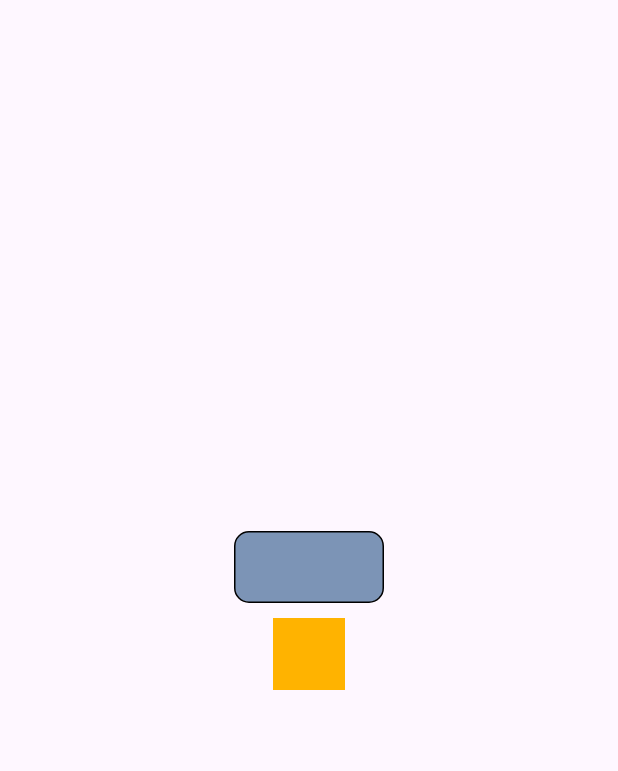
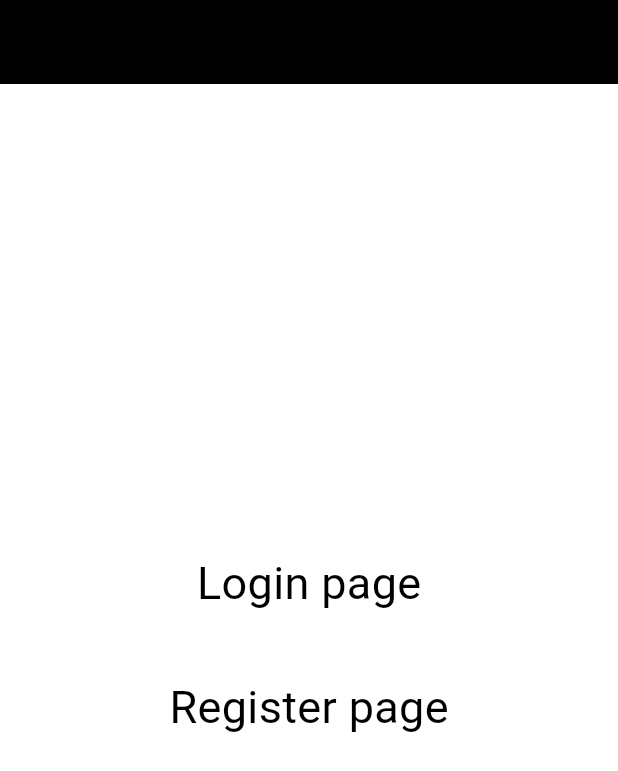
Before and after one commit to A00838521/ForaneoApp, a Flutter app: the screen it shows after launch, on a phone screen of 412 x 824 dp. Shown: the top 771 px of the screen. Run offline on Flutter 3.47's test engine with Material 3 defaults, Android fonts, the phone set to English and light mode, and no system bars; our stand-ins replace cloud_firestore, firebase_auth, firebase_core; accounts and stored records are empty.

Commit message:
Finished login page

```diff
--- a/lib/main.dart
+++ b/lib/main.dart
@@ -1,8 +1,9 @@
 import 'package:cloud_firestore/cloud_firestore.dart';
+import 'package:firebase_auth/firebase_auth.dart';
 import 'package:flutter/material.dart';
 import 'package:firebase_core/firebase_core.dart';
 import 'firebase_options.dart';
-
+import 'pages/login.dart';
 
 void main() async {
   WidgetsFlutterBinding.ensureInitialized();
@@ -10,20 +11,18 @@
     options: DefaultFirebaseOptions.currentPlatform,
   );
   runApp(const MyApp());
+}
 
-}
 class MyApp extends StatelessWidget {
   const MyApp({super.key});
   @override
   Widget build(BuildContext context) {
-
     return MaterialApp(
       title: 'Flutter Demo',
       theme: ThemeData(
-        colorScheme: ColorScheme.fromSeed(seedColor: Colors.deepPurple),
         useMaterial3: true,
       ),
-      home: const MyHomePage(title: 'Flutter Demo Home Page'),
+      home: const MyHomePage(title: 'Start'),
     );
   }
 }
@@ -37,45 +36,108 @@
 
 class _MyHomePageState extends State<MyHomePage> {
   FirebaseFirestore db = FirebaseFirestore.instance;
-  int _counter = 0;
+  bool isUseractive = false;
 
-  void _incrementCounter() {
-    setState((){
-      _counter++;
-      final counter = <String, dynamic>{
-        "first": _counter
-      };
-      db.collection("counters").add(counter).then((DocumentReference doc) =>
-        print('DocumentSnapshot added with ID: ${doc.id}'));
+ @override
+  void initState(){
+    super.initState();
+   FirebaseAuth.instance
+  .authStateChanges()
+  .listen((User? user) {
+    if (user == null) {
+      setState(() {
+        isUseractive = false;
+      });
+      print("User not active");
+    } else {
+      setState(() {
+        isUseractive = true;
+      });
+      print("User active!");
+    }
   });
   }
-
   @override
   Widget build(BuildContext context) {
     return Scaffold(
+      backgroundColor: Color.fromARGB(0, 0, 0, 0),
+      appBar: AppBar(
+        backgroundColor: Color.fromARGB(255, 0, 0, 0),
+
+        leading:
+        Visibility(
+          visible: isUseractive,
+        child: Row(mainAxisSize: MainAxisSize.min, children: <Widget>[
+               new GestureDetector(
+                  onTap: ()async{
+
+                  await FirebaseAuth.instance.signOut();
+                  },
+                child: Container(
+
+                  decoration: BoxDecoration(
+                      color: Color.fromARGB(255, 255, 255, 255),
+                      borderRadius: const BorderRadius.all(Radius.circular(10))),
+                padding: const EdgeInsets.symmetric(
+                 horizontal: 10.0),
+                child: Center(
+                  child: Text(
+                    "Logout",
+                    style: TextStyle(
+                        color: Color.fromARGB(255, 0, 0, 0),
+                        fontSize: 10.0),
+                  ),
+                ),
+              ),),
+            ]),),
+
+
+      ),
       body: Center(
         child: Column(
           mainAxisAlignment: MainAxisAlignment.center,
           children: <Widget>[
+              Row(mainAxisSize: MainAxisSize.min, children: <Widget>[
+               new GestureDetector(
+                  onTap: (){
 
+                   Navigator.push(context, MaterialPageRoute(builder: (context) => LoginPage()));
+                  },
+                child: Container(
+
+                  decoration: BoxDecoration(
+                      color: Color.fromARGB(255, 255, 255, 255),
+                      borderRadius: const BorderRadius.all(Radius.circular(10))),
+                padding: const EdgeInsets.symmetric(
+                    vertical: 10.0, horizontal: 16.0),
+                child: Center(
+                  child: Text(
+                    "Login page",
+                    style: TextStyle(
+                        color: Color.fromARGB(255, 0, 0, 0),
+                        fontSize: 30.0),
+                  ),
+                ),
+              ),),
+            ]),
+             Row(mainAxisSize: MainAxisSize.min, children: <Widget>[
                 Container(
+                  margin: const EdgeInsets.symmetric(vertical: 20.0),
                   decoration: BoxDecoration(
-    color: const Color(0xff7c94b6),
-    border: Border.all(
+                      color: Color.fromARGB(255, 255, 255, 255),
+                      borderRadius: const BorderRadius.all(Radius.circular(10))),
+                padding: const EdgeInsets.symmetric(
+                    vertical: 10.0, horizontal: 16.0),
+                child: Center(
+                  child: Text(
+                    "Register page",
+                    style: TextStyle(
+                        color: Color.fromARGB(255, 0, 0, 0),
+                        fontSize: 30.0),
                   ),
-    borderRadius: const BorderRadius.all(Radius.circular(10))
                 ),
-  width: 100.0,
-    height: 48.0,
-
               ),
-  Container(
-    margin: const EdgeInsets.all(10.0),
-    color: Colors.amber[600],
-    width: 48.0,
-    height: 48.0,
-
-),
+            ]),
 
           ],
         ),
```
Also changed, not shown: lib/pages/login.dart (added, +175 -0 lines), lib/login.dart (deleted). Lines whose indentation alone changed are shown as unchanged.
